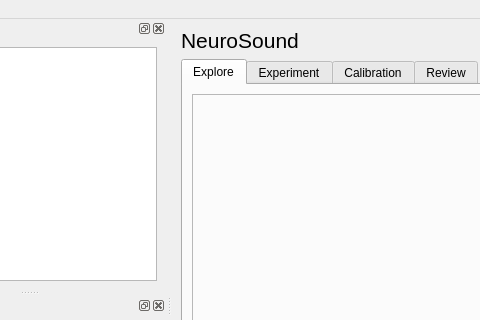
The window that sparkle/gui/main_control.ui (portfors-lab/sparkle) describes before a commit, drawn with Qt 5; both pictures show x 108 to 588 and y 0 to 320 of the 1223 by 656 pixel window.
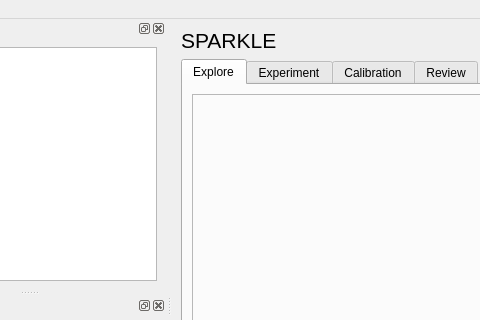
The same window after the commit. Custom widgets are drawn as their Qt base class.

Commit message: window name and reviewmode accident

```diff
--- a/sparkle/gui/main_control.ui
+++ b/sparkle/gui/main_control.ui
@@ -28,7 +28,7 @@
          <string>SONIC SPARKLE HIGH FIVE!!!!!</string>
         </property>
         <property name="text">
-         <string>NeuroSound</string>
+         <string>SPARKLE</string>
         </property>
        </widget>
       </item>
```
Left out of the diff: 2 changed lines with no effect on the pictures. The commit also changes 2 other files.
